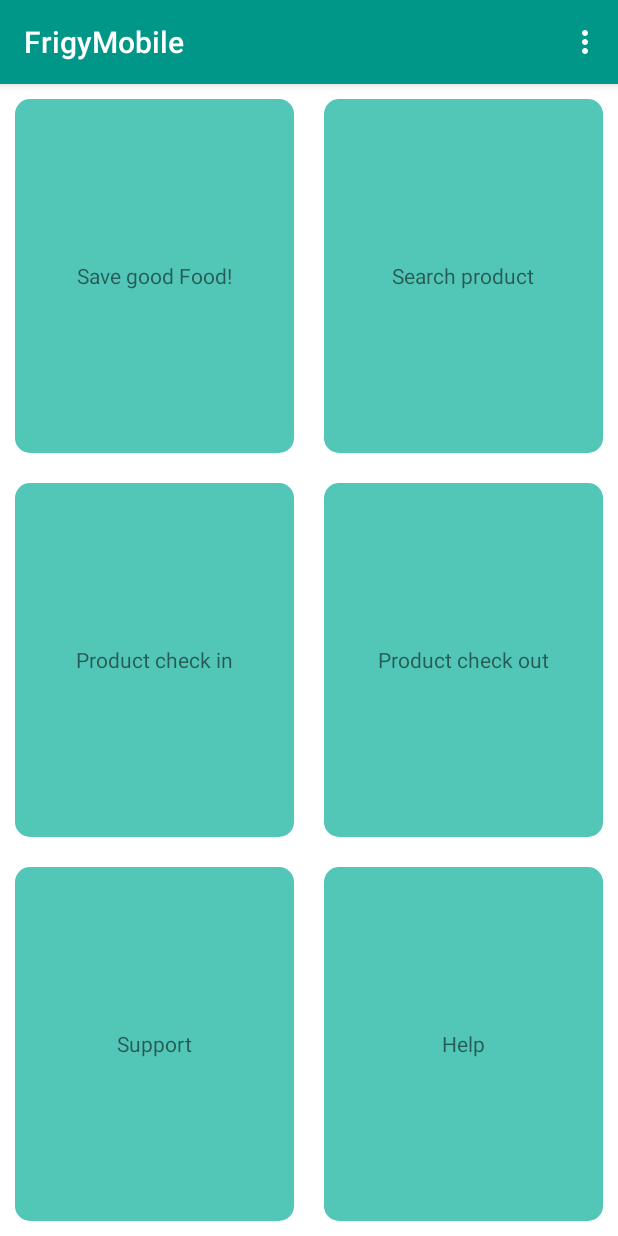
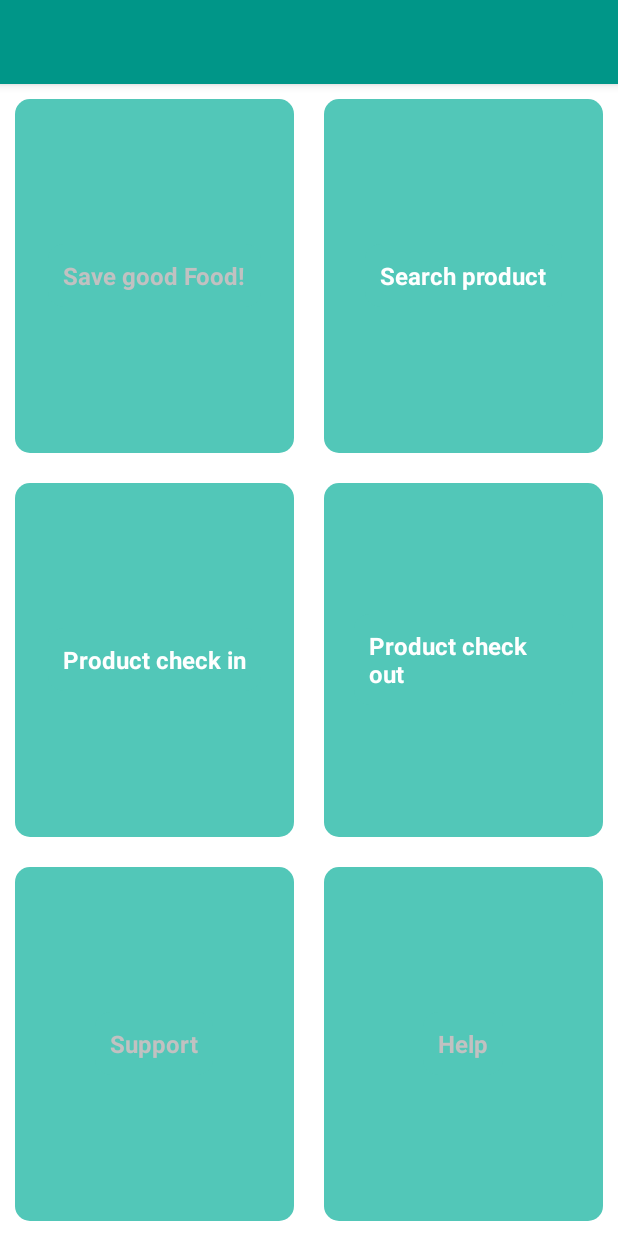
Before and after one commit to bunnywrote/frigy-mobile, an Android app: the screen it shows after launch (MainActivity), on a phone screen of 412 x 824 dp. Run offline under Robolectric (Android 15) with nearby library versions, the phone set to English and light mode, and no system bars.

```diff
--- a/app/src/main/java/org/frigy/frigymobile/MainActivity.kt
+++ b/app/src/main/java/org/frigy/frigymobile/MainActivity.kt
@@ -9,7 +9,6 @@ import android.support.v7.app.AppCompatActivity
 import android.view.Menu
 import android.view.MenuItem
 import android.widget.RelativeLayout
-import kotlinx.android.synthetic.main.app_bar_main.*
 
 class MainActivity : AppCompatActivity(), NavigationView.OnNavigationItemSelectedListener {
 
@@ -19,7 +18,7 @@ class MainActivity : AppCompatActivity(), NavigationView.OnNavigationItemSelecte
     override fun onCreate(savedInstanceState: Bundle?) {
         super.onCreate(savedInstanceState)
         setContentView(R.layout.activity_main)
-        setSupportActionBar(toolbar)
+//        setSupportActionBar(toolbar)
 
         initialize()
 
--- a/app/src/main/java/org/frigy/frigymobile/Models/Item.kt
+++ b/app/src/main/java/org/frigy/frigymobile/Models/Item.kt
@@ -1,6 +1,7 @@
 package org.frigy.frigymobile.Models
 
 import java.time.LocalDate
+import java.util.*
 
 enum class ItemState{
     GOOD, BAD
@@ -10,12 +11,12 @@ class Item {
     constructor(title: String){
         product = Product();
         product.title = title;
-        created = LocalDate.now()
+        created = Date()
     }
     var state: ItemState = ItemState.GOOD
 
     lateinit var product: Product
-    lateinit var created: LocalDate
+    lateinit var created: Date
     lateinit var removed: LocalDate
     lateinit var fridge: Fridge
     lateinit var itemLogEntry: ItemLogEntry
--- a/app/src/main/java/org/frigy/frigymobile/SearchActivity.kt
+++ b/app/src/main/java/org/frigy/frigymobile/SearchActivity.kt
@@ -3,8 +3,8 @@ package org.frigy.frigymobile
 import android.os.Bundle
 import android.support.v7.app.AppCompatActivity
 import android.widget.AdapterView
+import android.widget.ListView
 import android.widget.Toast
-import kotlinx.android.synthetic.main.activity_search.*
 import org.frigy.frigymobile.Adapters.SearchItemAdapter
 import org.frigy.frigymobile.Models.Item
 
@@ -19,6 +19,7 @@ class SearchActivity : AppCompatActivity() {
         initList()
 
         var searchItemsAdapter = SearchItemAdapter(this, itemsList)
+        var search_results = this?.findViewById<ListView>(R.id.search_results) as ListView
 
         search_results.adapter = searchItemsAdapter
         search_results.onItemClickListener = AdapterView.OnItemClickListener { adapterView, view, position, id ->
@@ -28,7 +29,10 @@ class SearchActivity : AppCompatActivity() {
 
     private fun initList(){
         itemsList.add(Item("Apple"))
+        itemsList.add(Item("Banana"))
         itemsList.add(Item("Beer"))
+        itemsList.add(Item("Karotten"))
         itemsList.add(Item("Milk"))
+        itemsList.add(Item("Joghurt"))
     }
 }
--- a/app/src/main/res/layout/content_main.xml
+++ b/app/src/main/res/layout/content_main.xml
@@ -31,6 +31,7 @@
                 android:layout_weight="1">
 
                 <TextView
+                    style="@style/AppTheme.MainMenuButton.Title.Disabled"
                     android:layout_width="wrap_content"
                     android:layout_height="wrap_content"
                     android:layout_centerHorizontal="true"
@@ -47,6 +48,7 @@
                 android:layout_weight="1">
 
                 <TextView
+                    style="@style/AppTheme.MainMenuButton.Title"
                     android:layout_width="wrap_content"
                     android:layout_height="wrap_content"
                     android:layout_centerHorizontal="true"
@@ -71,6 +73,7 @@
                 android:layout_weight="1">
 
                 <TextView
+                    style="@style/AppTheme.MainMenuButton.Title"
                     android:layout_width="wrap_content"
                     android:layout_height="wrap_content"
                     android:layout_centerHorizontal="true"
@@ -86,6 +89,7 @@
                 android:layout_weight="1">
 
                 <TextView
+                    style="@style/AppTheme.MainMenuButton.Title"
                     android:layout_width="wrap_content"
                     android:layout_height="wrap_content"
                     android:layout_centerHorizontal="true"
@@ -109,6 +113,7 @@
                 android:layout_weight="1">
 
                 <TextView
+                    style="@style/AppTheme.MainMenuButton.Title.Disabled"
                     android:layout_width="wrap_content"
                     android:layout_height="wrap_content"
                     android:layout_centerHorizontal="true"
@@ -124,6 +129,7 @@
                 android:layout_weight="1">
 
                 <TextView
+                    style="@style/AppTheme.MainMenuButton.Title.Disabled"
                     android:layout_width="wrap_content"
                     android:layout_height="wrap_content"
                     android:layout_centerHorizontal="true"
--- a/app/src/main/res/values/colors.xml
+++ b/app/src/main/res/values/colors.xml
@@ -4,4 +4,7 @@
     <color name="colorPrimaryDark">#00675b</color>
     <color name="colorPrimaryLight">#52c7b8</color>
     <color name="colorAccent">#52c7b8</color>
+
+    <color name="black">#000000</color>
+    <color name="lightGray">#c1c1c1</color>
 </resources>
--- a/app/src/main/res/values/styles.xml
+++ b/app/src/main/res/values/styles.xml
@@ -19,4 +19,16 @@
         <item name="android:background">@drawable/main_button_border</item>
     </style>
 
+    <style name="AppTheme.MainMenuButton.Title">
+        <item name="android:textSize">16dp</item>
+        <item name="android:textStyle">bold</item>
+        <item name="android:textColor">#ffffff</item>
+    </style>
+
+    <style name="AppTheme.MainMenuButton.Title.Disabled">
+        <item name="android:textSize">16dp</item>
+        <item name="android:textStyle">bold</item>
+        <item name="android:textColor">#c1c1c1</item>
+    </style>
+
 </resources>
```
Also changed, not shown: app/src/main/java/org/frigy/frigymobile/Adapters/SearchItemAdapter.kt (+10 -8 lines), app/src/main/java/org/frigy/frigymobile/CheckInActivity.kt (+6 -16 lines), app/src/main/java/org/frigy/frigymobile/Extensions/DateTimeExtensions.kt (added, +15 -0 lines), app/src/main/res/layout/activity_search.xml (+13 -11 lines), app/src/main/res/layout/search_item.xml (+9 -2 lines).
